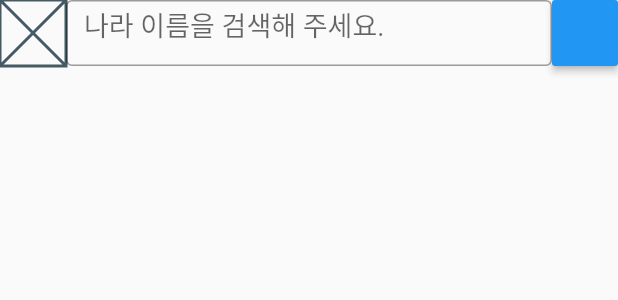
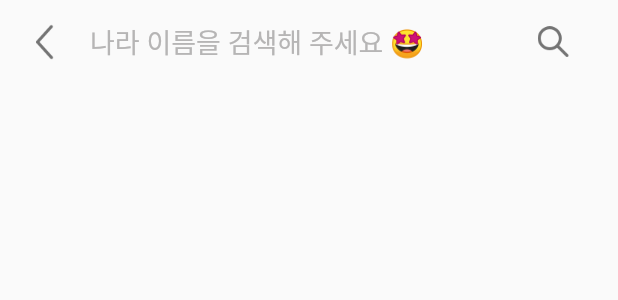
Before and after one commit to podoDEV/Travelable, a Flutter app: the CountrySearchControls widget shown alone on an empty page, opened directly, on a phone screen of 412 x 824 dp. Shown: the top 300 px of the screen. Run offline on Flutter 3.47's test engine with Material 2 defaults, Android fonts, the light colour scheme and no system bars; our stand-ins replace bloc, dartz, device_info, equatable, firebase_messaging, flutter_bloc and 4 more; missing offline and left inert: data_connection_checker; accounts and stored records are empty.

Commit message:
add search control icon

```diff
--- a/lib/features/app/launch_page.dart
+++ b/lib/features/app/launch_page.dart
@@ -63,7 +63,7 @@ class _LaunchPageState extends State<LaunchPage> {
   Widget build(BuildContext context) {
     Future.delayed(Duration(seconds: 2), () async {
       try {
-        await sl<LoginUseCase>()(NoParams());
+        // await sl<LoginUseCase>()(NoParams());
         Navigator.popAndPushNamed(context, '/country/list');
       } on ServerException {
         logger.e(SERVER_FAILURE_MESSAGE);
--- a/lib/features/country/presentation/widgets/country_search_control_separator.dart
+++ b/lib/features/country/presentation/widgets/country_search_control_separator.dart
@@ -7,6 +7,6 @@ class CountrySearchControlSeparator extends StatelessWidget {
 
   @override
   Widget build(BuildContext context) {
-    return Container(height: 11, color: Color.fromRGBO(241, 241, 241, 1));
+    return Container(height: 11, color: Color.fromRGBO(228, 230, 233, 1));
   }
 }
--- a/lib/features/country/presentation/widgets/country_search_controls.dart
+++ b/lib/features/country/presentation/widgets/country_search_controls.dart
@@ -19,30 +19,49 @@ class _CountrySearchControlsState extends State<CountrySearchControls> {
   Widget build(BuildContext context) {
     dispatchSearch();
     return Container(
-        height: 44,
+        height: 56,
         child: Row(
           children: <Widget>[
-            Container(width: 44, child: Placeholder()),
+            SizedBox(width: 2),
+            Container(
+                width: 56,
+                height: 56,
+                child: FlatButton(
+                  splashColor: Colors.transparent,
+                  highlightColor: Colors.transparent,
+                  onPressed: () => Navigator.pop(context),
+                  child: Image.asset('images/btn_back_gray.png'),
+                )),
+            SizedBox(width: 2),
             Expanded(
               flex: 1,
               child: TextField(
-                  style: TextStyle(fontSize: 18),
-                  decoration: InputDecoration(
-                      border: OutlineInputBorder(),
-                      hintText: '나라 이름을 검색해 주세요.'),
+                  style: TextStyle(
+                      fontSize: 22,
+                      fontWeight: FontWeight.w500,
+                      color: Color.fromRGBO(48, 48, 48, 1)),
+                  decoration: InputDecoration.collapsed(
+                      hintText: '나라 이름을 검색해 주세요 🤩',
+                      hintStyle: TextStyle(
+                          fontSize: 18,
+                          fontWeight: FontWeight.w500,
+                          color: Color.fromRGBO(182, 181, 181, 1))),
                   onChanged: (value) {
                     inputStr = value;
                     dispatchSearch();
                   }),
             ),
+            SizedBox(width: 15),
             Container(
-                width: 44,
-                child: RaisedButton(
-                  child: Text('Search'),
-                  color: Theme.of(context).accentColor,
-                  textTheme: ButtonTextTheme.primary,
+                width: 56,
+                height: 56,
+                child: FlatButton(
+                  splashColor: Colors.transparent,
+                  highlightColor: Colors.transparent,
                   onPressed: dispatchSearch,
-                ))
+                  child: Image.asset('images/btn_search_big.png'),
+                )),
+            SizedBox(width: 15)
           ],
         ));
   }
--- a/pubspec.yaml
+++ b/pubspec.yaml
@@ -49,3 +49,6 @@ dev_dependencies:
 
 flutter:
   uses-material-design: true
+  assets:
+      - images/btn_back_gray.png
+      - images/btn_search_big.png
```
Also changed, not shown: lib/features/country/presentation/pages/country_search_page.dart (+6 -1 lines), lib/features/country/presentation/widgets/country_search_all_country_list_widget.dart (+10 -8 lines), lib/features/country/presentation/widgets/country_search_use_mysite_widget.dart (deleted, +0 -15 lines), images/2x/btn_back_gray.png (added), images/2x/btn_search_big.png (added), images/3x/btn_back_gray.png (added), images/3x/btn_search_big.png (added), images/btn_back_gray.png (added), images/btn_search_big.png (added).
